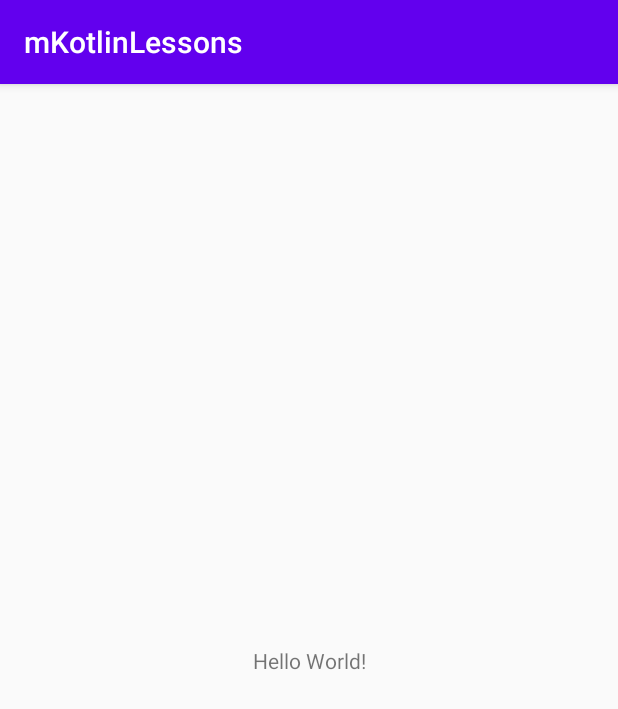
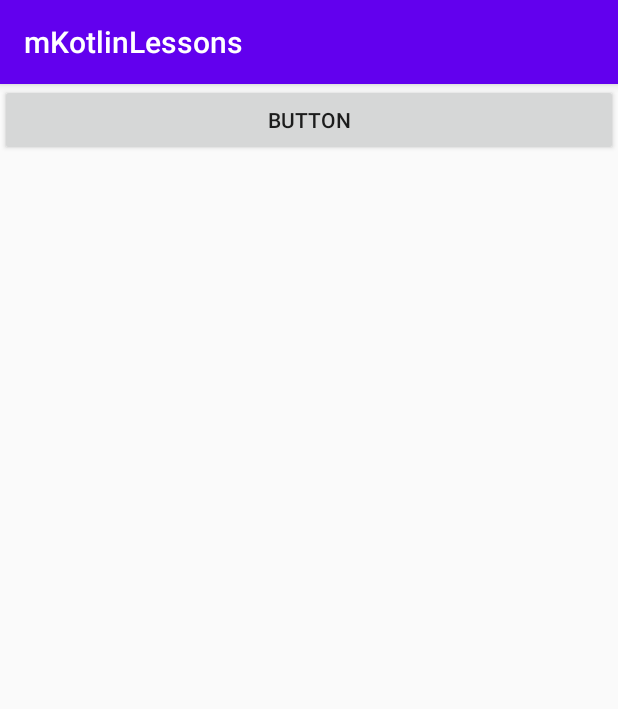
Before and after one commit to AnastasiaDro/mKotlinLessons, an Android app: the screen it shows after launch (MainActivity), on a phone screen of 412 x 824 dp. Shown: the top 709 px of the screen. Run offline under Robolectric (Android 15) with nearby library versions, the phone set to English and light mode, and no system bars.

Commit message:
- добавила кнопку - повесила на нее ClickListener

```diff
--- a/app/src/main/java/com/drogunova/neuroapps/mkotlinlessons/MainActivity.kt
+++ b/app/src/main/java/com/drogunova/neuroapps/mkotlinlessons/MainActivity.kt
@@ -1,11 +1,25 @@
 package com.drogunova.neuroapps.mkotlinlessons
 
 import android.os.Bundle
+import android.widget.Toast
 import androidx.appcompat.app.AppCompatActivity
+import kotlinx.android.synthetic.main.activity_main.*
 
 class MainActivity : AppCompatActivity() {
+
+    //переменные для ClickListener-а
+    val msgText = "Hello World!"
+    val duration = Toast.LENGTH_LONG
+
+
     override fun onCreate(savedInstanceState: Bundle?) {
         super.onCreate(savedInstanceState)
         setContentView(R.layout.activity_main)
+
+        //обработка нажатия кнопки
+        button.setOnClickListener {
+            val toast = Toast.makeText(applicationContext, msgText, duration)
+            toast.show()
+        }
     }
 }
--- a/app/src/main/res/layout/activity_main.xml
+++ b/app/src/main/res/layout/activity_main.xml
@@ -1,18 +1,16 @@
 <?xml version="1.0" encoding="utf-8"?>
-<androidx.constraintlayout.widget.ConstraintLayout xmlns:android="http://schemas.android.com/apk/res/android"
+<LinearLayout xmlns:android="http://schemas.android.com/apk/res/android"
     xmlns:app="http://schemas.android.com/apk/res-auto"
     xmlns:tools="http://schemas.android.com/tools"
     android:layout_width="match_parent"
     android:layout_height="match_parent"
+    android:orientation="vertical"
     tools:context=".MainActivity">
 
-    <TextView
-        android:layout_width="wrap_content"
+    <Button
+        android:id="@+id/button"
+        android:layout_width="match_parent"
         android:layout_height="wrap_content"
-        android:text="Hello World!"
-        app:layout_constraintBottom_toBottomOf="parent"
-        app:layout_constraintLeft_toLeftOf="parent"
-        app:layout_constraintRight_toRightOf="parent"
-        app:layout_constraintTop_toTopOf="parent" />
+        android:text="Button" />
 
-</androidx.constraintlayout.widget.ConstraintLayout>
+</LinearLayout>
```
